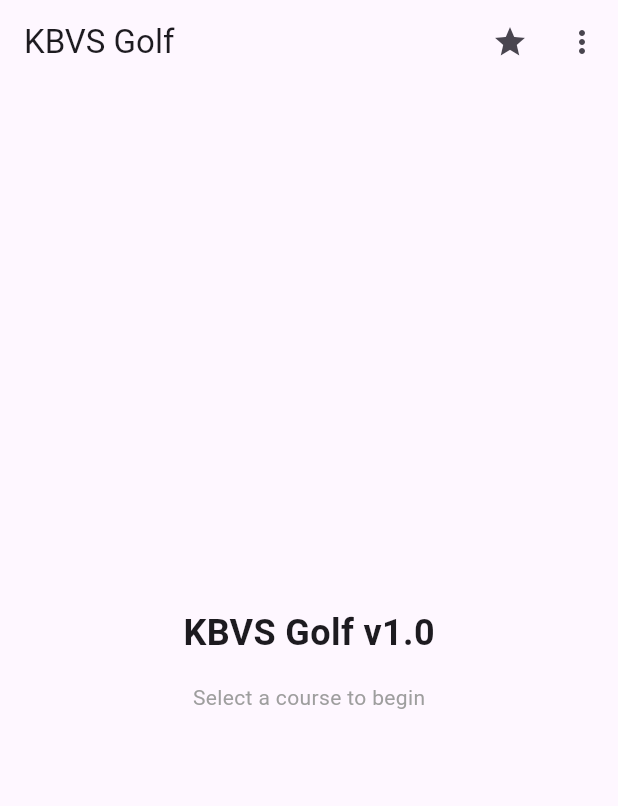
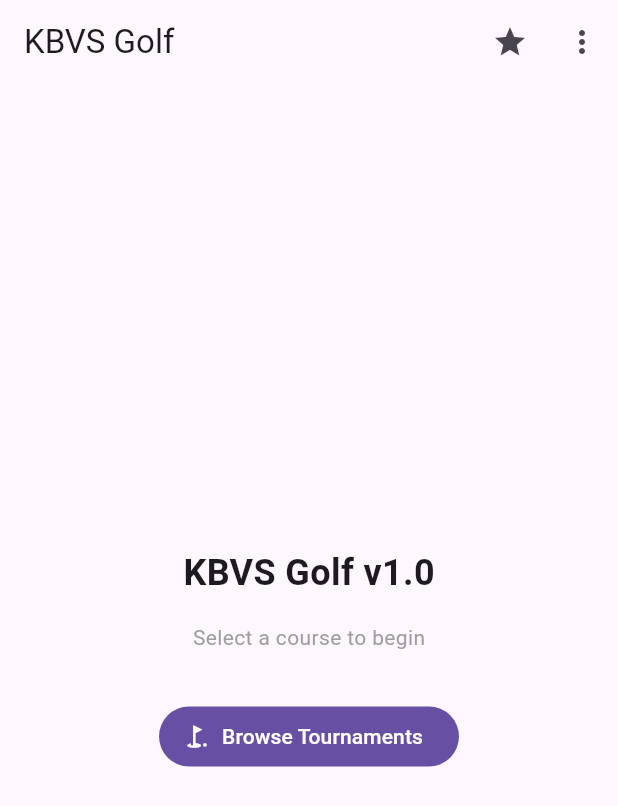
Before and after one commit to heulaulab-dev/kbvs-golf, a Flutter app: the screen it shows after launch, on a phone screen of 412 x 824 dp. Shown: the top 806 px of the screen. Run offline on Flutter 3.47's test engine with Material 3 defaults, Android fonts, the phone set to English and light mode, and no system bars; our stand-ins replace dio; Roboto replaces fonts that are missing (SFPro).

Commit message:
feat: wire TournamentListScreen + HttpTournamentRepository into main
- main.dart: MultiProvider injects AppState + ChangesNotifierTournamentProvider
  backed by HttpTournamentRepository (default baseUrl api-local.kbvalbury.com:9100)
- home_screen.dart: 'Browse Tournaments' FilledButton navigates to list

Closes the [Unreleased] gap from CHANGELOG.md. Network is HTTP cleartext;
cleartext config noted in CHANGELOG Known Discrepancies section.

```diff
--- a/lib/main.dart
+++ b/lib/main.dart
@@ -3,6 +3,8 @@ import 'package:provider/provider.dart';
 
 import 'providers/app_state.dart';
 import 'screens/home_screen.dart';
+import 'tournament/providers/changes_notifier_tournament_provider.dart';
+import 'tournament/repositories/http_tournament_repository.dart';
 
 void main() {
   runApp(const KbVsGolfApp());
@@ -13,8 +15,15 @@ class KbVsGolfApp extends StatelessWidget {
 
   @override
   Widget build(BuildContext context) {
-    return ChangeNotifierProvider(
-      create: (_) => AppState(),
+    return MultiProvider(
+      providers: [
+        ChangeNotifierProvider(create: (_) => AppState()),
+        ChangeNotifierProvider(
+          create: (_) => ChangesNotifierTournamentProvider(
+            repository: HttpTournamentRepository(),
+          ),
+        ),
+      ],
       child: MaterialApp(
         title: 'KBVS Golf',
         debugShowCheckedModeBanner: false,
--- a/lib/screens/home_screen.dart
+++ b/lib/screens/home_screen.dart
@@ -2,6 +2,7 @@ import 'package:flutter/material.dart';
 import 'package:provider/provider.dart';
 
 import '../providers/app_state.dart';
+import '../tournament/screens/tournament_list_screen.dart';
 import 'caddy_tips_screen.dart';
 
 class HomeScreen extends StatelessWidget {
@@ -62,15 +63,28 @@ class HomeScreen extends StatelessWidget {
       body: Center(
         child: Column(
           mainAxisAlignment: MainAxisAlignment.center,
-          children: const [
-            Text(
+          children: [
+            const Text(
               'KBVS Golf v1.0',
               style: TextStyle(fontSize: 24, fontWeight: FontWeight.bold),
             ),
-            SizedBox(height: 16),
-            Text(
+            const SizedBox(height: 16),
+            const Text(
               'Select a course to begin',
               style: TextStyle(color: Colors.grey),
+            ),
+            const SizedBox(height: 32),
+            FilledButton.icon(
+              onPressed: () {
+                Navigator.push(
+                  context,
+                  MaterialPageRoute(
+                    builder: (_) => const TournamentListScreen(),
+                  ),
+                );
+              },
+              icon: const Icon(Icons.golf_course),
+              label: const Text('Browse Tournaments'),
             ),
           ],
         ),
```
